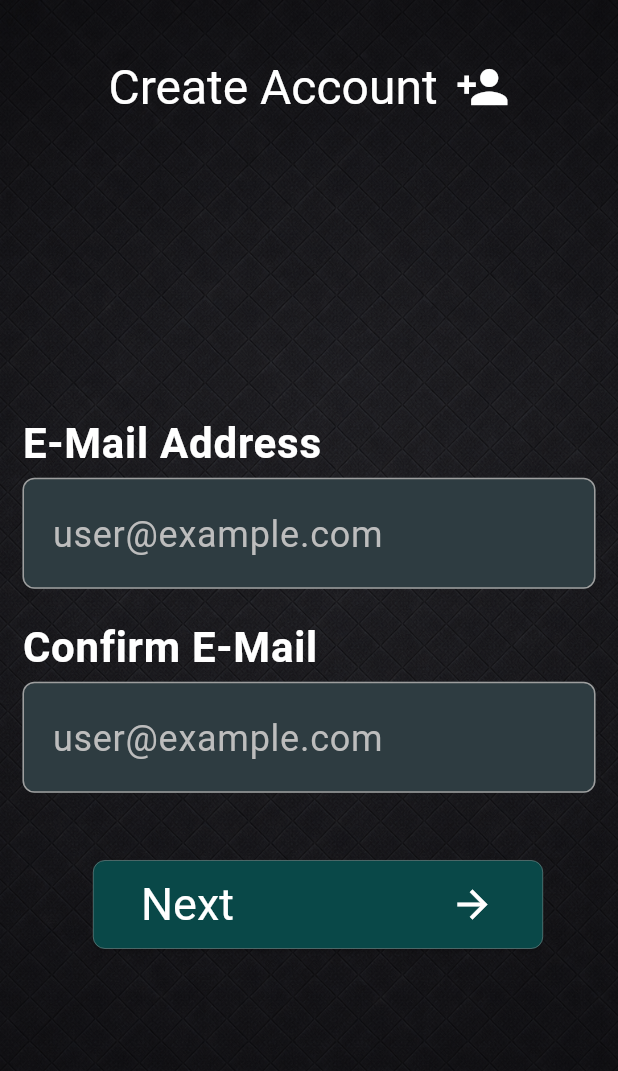
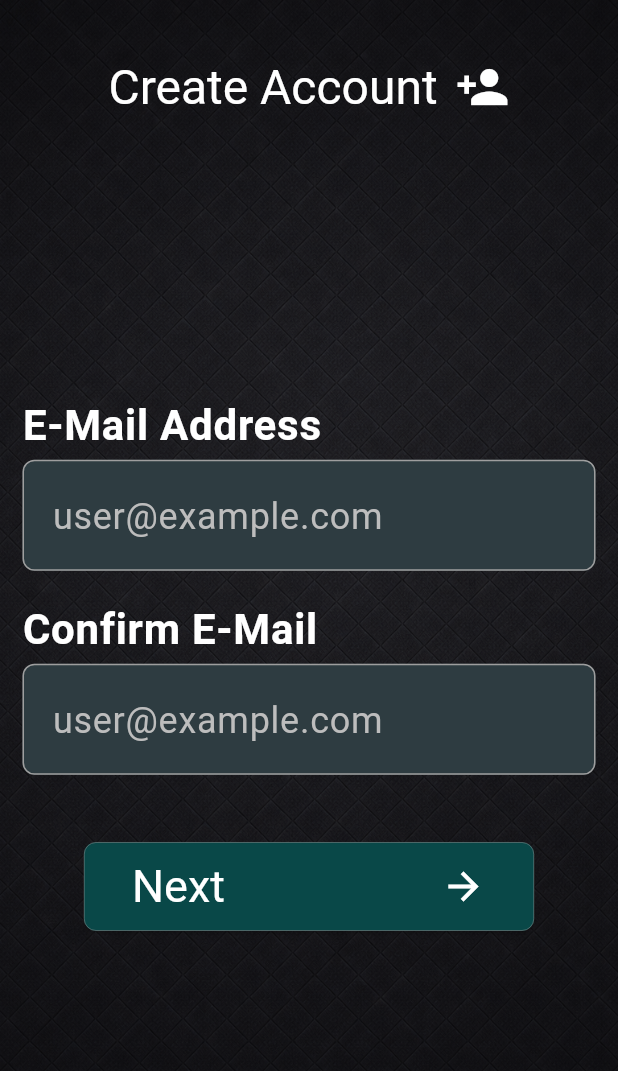
Before and after one commit to jensma89/mythic-access-frontend, a Flutter app: the screen it shows after launch, after a tap on "Signup", on a phone screen of 412 x 824 dp. Shown: the top 1071 px of the screen. Run offline on Flutter 3.47's test engine with Material 3 defaults, Android fonts, the phone set to English and light mode, and no system bars.

Commit message:
Add functionality to signup page

```diff
--- a/lib/features/auth/ui/login_page.dart
+++ b/lib/features/auth/ui/login_page.dart
@@ -19,10 +19,10 @@ class LoginPage extends StatelessWidget {
             child: Column(
               mainAxisSize: MainAxisSize.min,
               children: [
-                // Text field for username or email adress
+                // Text field for username or email address
                 CustomTextField(
-                  label: 'Username or email address:',
-                  semanticsLabel: 'Username or email address.',
+                  label: 'Username or email address',
+                  semanticsLabel: 'Username or email address',
                   placeholder: 'User123 or user@example.com ...',
                   valueType: ValueType.usernameOrEmail,
                 ),
@@ -30,29 +30,31 @@ class LoginPage extends StatelessWidget {
                 const SizedBox(height: 5),
 
                 CustomTextField(
-                  label: 'Password:',
-                  semanticsLabel: 'Your password.',
-                  placeholder: 'Enter your password...',
+                  label: 'Password',
+                  semanticsLabel: 'Your password',
+                  placeholder: '',
                   valueType: ValueType.password,
                 ),
 
                 const SizedBox(height: 50),
 
+                // Login button
                 PrimaryButton(
                   text: 'Login',
-                  semanticsLabel: 'Login with your account.',
+                  semanticsLabel: 'Login with your account',
                   icon: Icons.login,
                   onPressed: () {
                     Navigator.pushReplacementNamed(context, '/start');
                   },
                 ),
 
-                const SizedBox(height: 10),
+                const SizedBox(height: 24),
 
+                // Signup button
                 PrimaryButton(
                   text: 'Signup',
-                  semanticsLabel: 'Signup new account.',
-                  icon: Icons.app_registration,
+                  semanticsLabel: 'Signup new account',
+                  icon: Icons.create,
                   onPressed: () {
                     Navigator.pushReplacementNamed(context, '/signup');
                   },
--- a/lib/features/auth/ui/signup_page.dart
+++ b/lib/features/auth/ui/signup_page.dart
@@ -144,21 +144,12 @@ class _SignupPageState extends State<SignupPage> {
               const SizedBox(height: 24),
 
               // Buttons
-              Row(
-                mainAxisAlignment: MainAxisAlignment.center,
+              Column(
+                mainAxisSize: MainAxisSize.min,
                 children: [
-                  if (_step > 0)
-                    SecondaryButton(
-                      text: 'Back',
-                      semanticsLabel: 'Navigate back',
-                      onPressed: _prevStep,
-                      icon: Icons.arrow_back,
-                    ),
-
-                  const SizedBox(width: 12),
-
+                  // Next or create account button
                   PrimaryButton(
-                    text: _step == 2 ? 'Create Account' : 'Next',
+                    text: _step == 2 ? 'Create' : 'Next',
                     icon: _step == 2 ? Icons.check : Icons.arrow_forward,
                     semanticsLabel: _step == 2 ? 'Create account' : 'Next step',
                     onPressed: () {
@@ -169,6 +160,17 @@ class _SignupPageState extends State<SignupPage> {
                       }
                     },
                   ),
+
+                  const SizedBox(height: 24),
+
+                  // Navigate back button
+                  if (_step > 0)
+                    SecondaryButton(
+                      text: 'Back',
+                      semanticsLabel: 'Navigate back',
+                      onPressed: _prevStep,
+                      icon: Icons.arrow_back,
+                    ),
                 ],
               ),
               const Spacer(),
```
